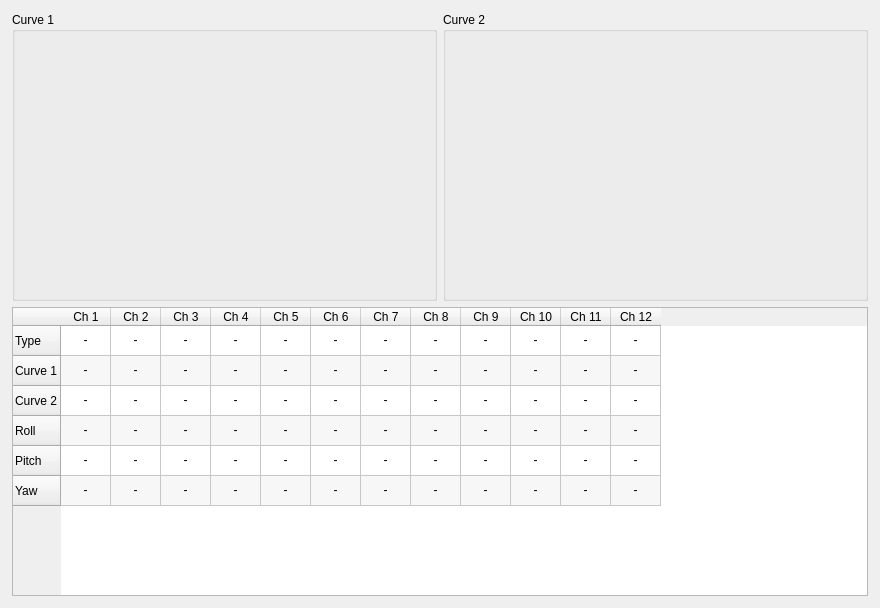
Qt form ground/openpilotgcs/src/plugins/config/airframe_custom.ui (openpilot/OpenPilot) before a commit.
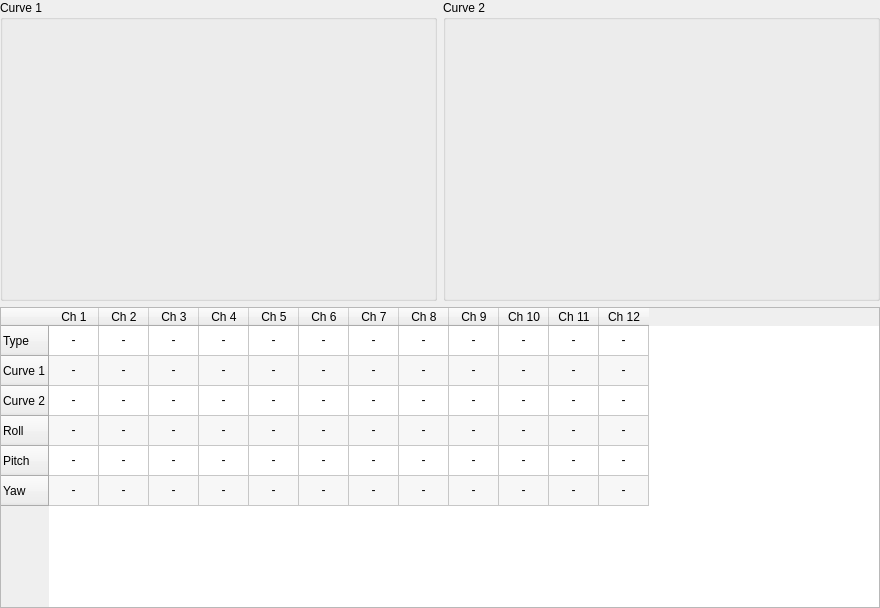
The same form after that commit. Custom widgets are drawn as their Qt base class.

Commit message: OP-907 step 4: vehicle config UI cleanups

Diff of the .ui file:
```diff
--- a/ground/openpilotgcs/src/plugins/config/airframe_custom.ui
+++ b/ground/openpilotgcs/src/plugins/config/airframe_custom.ui
@@ -15,10 +15,13 @@
   </property>
   <layout class="QVBoxLayout" name="verticalLayout_10">
    <property name="margin">
-    <number>12</number>
+    <number>0</number>
    </property>
    <item>
     <layout class="QHBoxLayout" name="horizontalLayout_14">
+     <property name="rightMargin">
+      <number>0</number>
+     </property>
      <item>
       <widget class="QGroupBox" name="groupBox_4">
        <property name="sizePolicy">
@@ -114,6 +117,14 @@
     </layout>
    </item>
    <item>
+    <layout class="QHBoxLayout" name="horizontalLayout">
+     <property name="rightMargin">
+      <number>0</number>
+     </property>
+     <property name="bottomMargin">
+      <number>0</number>
+     </property>
+     <item>
     <widget class="QTableWidget" name="customMixerTable">
      <property name="sizePolicy">
       <sizepolicy hsizetype="MinimumExpanding" vsizetype="MinimumExpanding">
@@ -800,6 +811,8 @@
       </property>
      </item>
     </widget>
+     </item>
+    </layout>
    </item>
   </layout>
  </widget>
```
Lines whose indentation alone changed are shown as unchanged. The commit also changes 5 other files.
